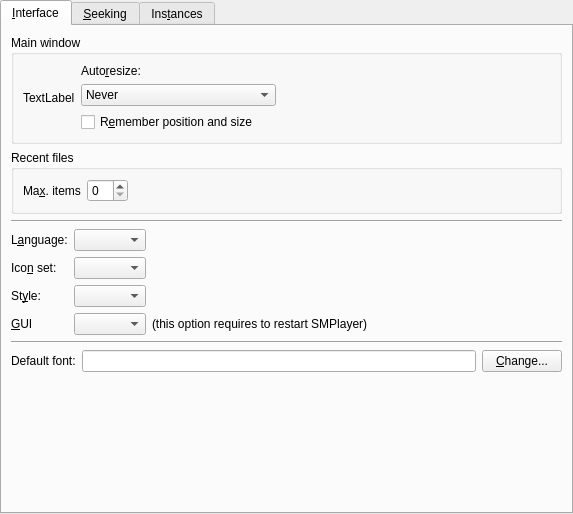
This is src/prefinterface.ui in wilbert2000/wzplayer as Qt 5 draws it before an edit. The edited form follows.
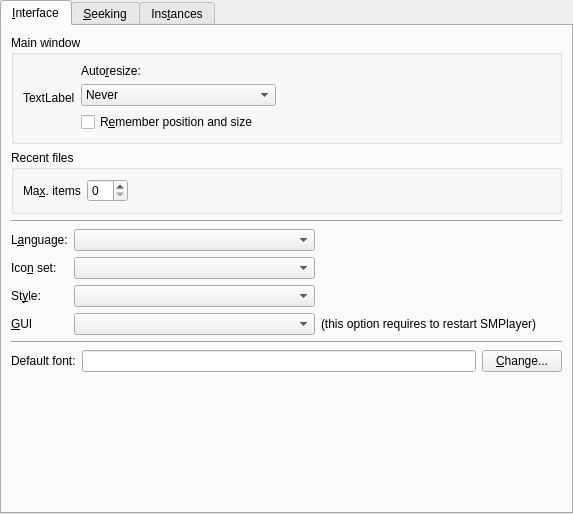
This is the edited form. Icons and pictures are not drawn. Custom widgets are drawn as their Qt base class.

```diff
--- a/src/prefinterface.ui
+++ b/src/prefinterface.ui
@@ -220,7 +220,7 @@
           <widget class="MyComboBox" name="style_combo" >
            <property name="sizePolicy" >
             <sizepolicy>
-             <hsizetype>5</hsizetype>
+             <hsizetype>7</hsizetype>
              <vsizetype>0</vsizetype>
              <horstretch>0</horstretch>
              <verstretch>0</verstretch>
@@ -245,7 +245,7 @@
           <widget class="MyComboBox" name="language_combo" >
            <property name="sizePolicy" >
             <sizepolicy>
-             <hsizetype>5</hsizetype>
+             <hsizetype>7</hsizetype>
              <vsizetype>0</vsizetype>
              <horstretch>0</horstretch>
              <verstretch>0</verstretch>
@@ -270,7 +270,7 @@
           <widget class="MyComboBox" name="iconset_combo" >
            <property name="sizePolicy" >
             <sizepolicy>
-             <hsizetype>5</hsizetype>
+             <hsizetype>7</hsizetype>
              <vsizetype>0</vsizetype>
              <horstretch>0</horstretch>
              <verstretch>0</verstretch>
@@ -315,7 +315,16 @@
           </widget>
          </item>
          <item row="3" column="1" >
-          <widget class="QComboBox" name="gui_combo" />
+          <widget class="QComboBox" name="gui_combo" >
+           <property name="sizePolicy" >
+            <sizepolicy>
+             <hsizetype>7</hsizetype>
+             <vsizetype>0</vsizetype>
+             <horstretch>0</horstretch>
+             <verstretch>0</verstretch>
+            </sizepolicy>
+           </property>
+          </widget>
          </item>
          <item row="3" column="2" >
           <widget class="QLabel" name="label_5" >
```
Left out of the diff: 5 changed lines with no effect on the pictures.
